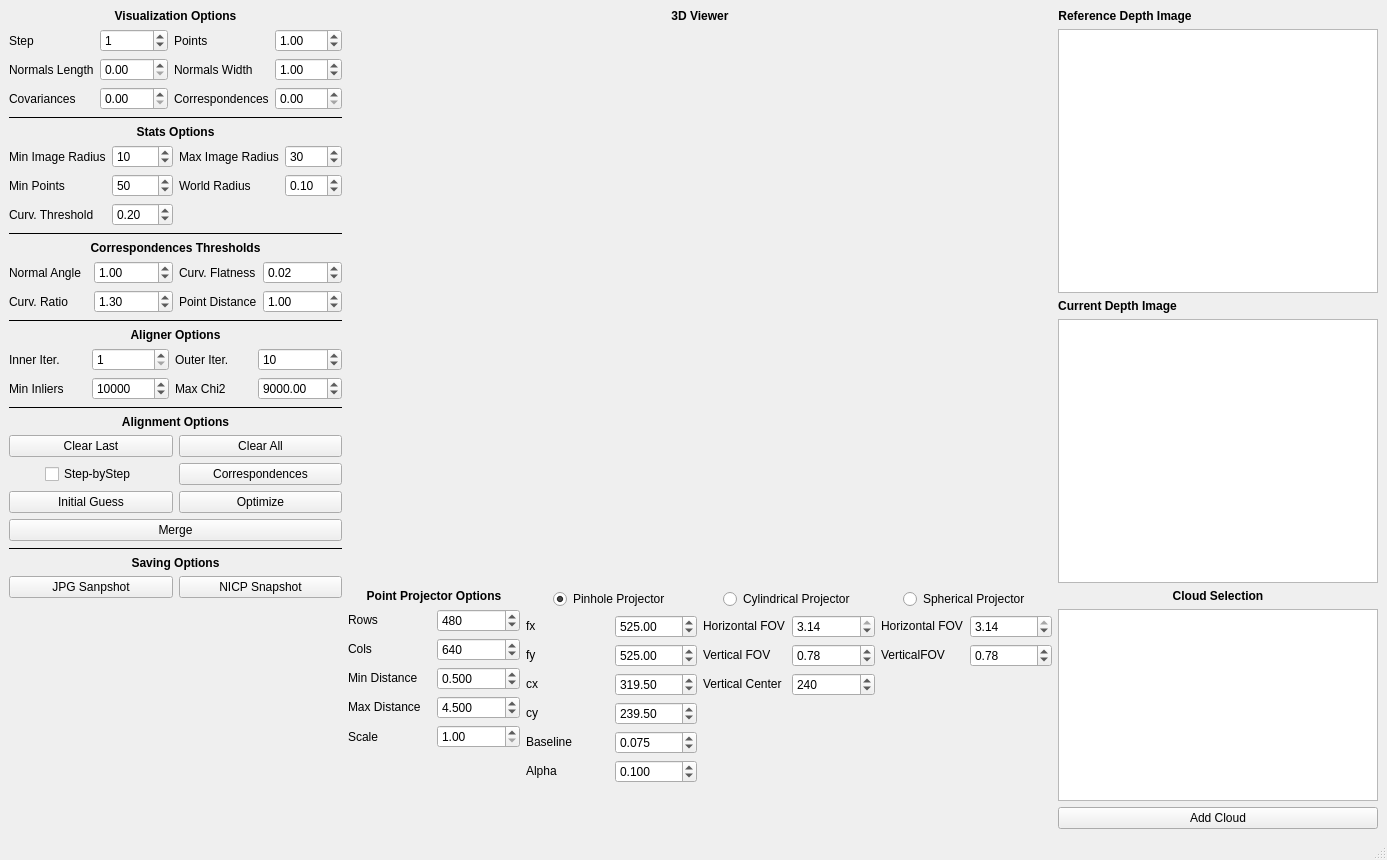
This is nicp/nicp_viewer/nicp_aligner_gui_ui_main_window.ui in yorsh87/nicp as Qt 5 draws it before an edit. The edited form follows.
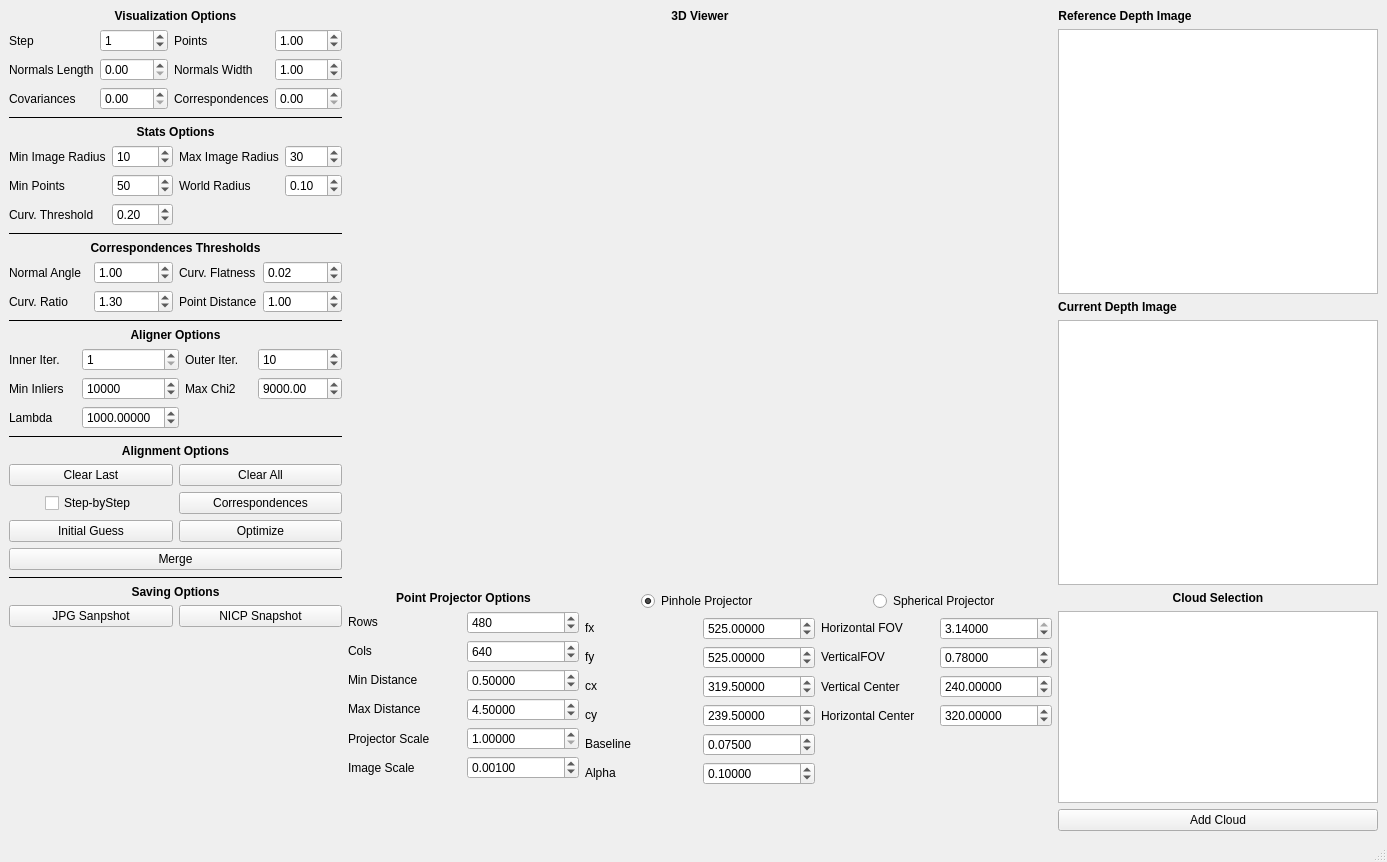
This is the edited form. Custom widgets are drawn as their Qt base class.

Commit message: Fixed issue in the Spherical Projector.

What changed in the file:
```diff
--- a/nicp/nicp_viewer/nicp_aligner_gui_ui_main_window.ui
+++ b/nicp/nicp_viewer/nicp_aligner_gui_ui_main_window.ui
@@ -7,7 +7,7 @@
     <x>0</x>
     <y>0</y>
     <width>1387</width>
-    <height>860</height>
+    <height>862</height>
    </rect>
   </property>
   <property name="windowTitle">
@@ -45,6 +45,9 @@
           </item>
           <item row="3" column="1">
            <widget class="QDoubleSpinBox" name="normals_length_doubleSpinBox">
+            <property name="decimals">
+             <number>2</number>
+            </property>
             <property name="maximum">
              <double>9.990000000000000</double>
             </property>
@@ -76,6 +79,9 @@
           </item>
           <item row="1" column="3">
            <widget class="QDoubleSpinBox" name="points_doubleSpinBox">
+            <property name="decimals">
+             <number>2</number>
+            </property>
             <property name="maximum">
              <double>9.990000000000000</double>
             </property>
@@ -105,6 +111,9 @@
           </item>
           <item row="5" column="3">
            <widget class="QDoubleSpinBox" name="correspondences_doubleSpinBox">
+            <property name="decimals">
+             <number>2</number>
+            </property>
             <property name="maximum">
              <double>9.990000000000000</double>
             </property>
@@ -129,6 +138,9 @@
           </item>
           <item row="5" column="1">
            <widget class="QDoubleSpinBox" name="covariances_doubleSpinBox">
+            <property name="decimals">
+             <number>2</number>
+            </property>
             <property name="maximum">
              <double>9.990000000000000</double>
             </property>
@@ -146,6 +158,9 @@
           </item>
           <item row="3" column="3">
            <widget class="QDoubleSpinBox" name="normals_width_doubleSpinBox">
+            <property name="decimals">
+             <number>2</number>
+            </property>
             <property name="maximum">
              <double>9.990000000000000</double>
             </property>
@@ -233,6 +248,9 @@
           </item>
           <item row="3" column="3">
            <widget class="QDoubleSpinBox" name="world_radius_doubleSpinBox">
+            <property name="decimals">
+             <number>2</number>
+            </property>
             <property name="minimum">
              <double>0.010000000000000</double>
             </property>
@@ -483,6 +501,9 @@
           </item>
           <item row="3" column="3">
            <widget class="QDoubleSpinBox" name="max_chi2_doubleSpinBox">
+            <property name="decimals">
+             <number>2</number>
+            </property>
             <property name="maximum">
              <double>999999.989999999990687</double>
             </property>
@@ -501,6 +522,26 @@
             </property>
            </widget>
           </item>
+          <item row="4" column="0">
+           <widget class="QLabel" name="lambda_label">
+            <property name="text">
+             <string>Lambda</string>
+            </property>
+           </widget>
+          </item>
+          <item row="4" column="1">
+           <widget class="QDoubleSpinBox" name="lambda_doubleSpinBox">
+            <property name="decimals">
+             <number>5</number>
+            </property>
+            <property name="maximum">
+             <double>99999.990000000005239</double>
+            </property>
+            <property name="value">
+             <double>1000.000000000000000</double>
+            </property>
+           </widget>
+          </item>
          </layout>
         </item>
         <item>
@@ -674,7 +715,7 @@
                  </widget>
                 </item>
                 <item>
-                 <widget class="QGLViewer" name="viewer">
+                 <widget class="QGLViewer" name="viewer" native="true">
                   <property name="sizePolicy">
                    <sizepolicy hsizetype="Expanding" vsizetype="Expanding">
                     <horstretch>0</horstretch>
@@ -809,6 +850,19 @@
             <property name="sizeConstraint">
              <enum>QLayout::SetDefaultConstraint</enum>
             </property>
+            <item row="2" column="0">
+             <widget class="QLabel" name="cols_label">
+              <property name="sizePolicy">
+               <sizepolicy hsizetype="Preferred" vsizetype="Fixed">
+                <horstretch>0</horstretch>
+                <verstretch>0</verstretch>
+               </sizepolicy>
+              </property>
+              <property name="text">
+               <string>Cols</string>
+              </property>
+             </widget>
+            </item>
             <item row="4" column="0">
              <widget class="QLabel" name="max_distance_label">
               <property name="sizePolicy">
@@ -835,19 +889,6 @@
               </property>
              </widget>
             </item>
-            <item row="2" column="0">
-             <widget class="QLabel" name="cols_label">
-              <property name="sizePolicy">
-               <sizepolicy hsizetype="Preferred" vsizetype="Fixed">
-                <horstretch>0</horstretch>
-                <verstretch>0</verstretch>
-               </sizepolicy>
-              </property>
-              <property name="text">
-               <string>Cols</string>
-              </property>
-             </widget>
-            </item>
             <item row="1" column="0">
              <widget class="QLabel" name="rows_label">
               <property name="sizePolicy">
@@ -864,7 +905,7 @@
             <item row="4" column="1">
              <widget class="QDoubleSpinBox" name="max_distance_doubleSpinBox">
               <property name="decimals">
-               <number>3</number>
+               <number>5</number>
               </property>
               <property name="maximum">
                <double>999.990000000000009</double>
@@ -877,6 +918,19 @@
               </property>
              </widget>
             </item>
+            <item row="7" column="0">
+             <spacer name="verticalSpacer_8">
+              <property name="orientation">
+               <enum>Qt::Vertical</enum>
+              </property>
+              <property name="sizeHint" stdset="0">
+               <size>
+                <width>20</width>
+                <height>40</height>
+               </size>
+              </property>
+             </spacer>
+            </item>
             <item row="2" column="1">
              <widget class="QSpinBox" name="cols_spinBox">
               <property name="minimum">
@@ -890,23 +944,10 @@
               </property>
              </widget>
             </item>
-            <item row="6" column="0">
-             <spacer name="verticalSpacer_8">
-              <property name="orientation">
-               <enum>Qt::Vertical</enum>
-              </property>
-              <property name="sizeHint" stdset="0">
-               <size>
-                <width>20</width>
-                <height>40</height>
-               </size>
-              </property>
-             </spacer>
-            </item>
             <item row="3" column="1">
              <widget class="QDoubleSpinBox" name="min_distance_doubleSpinBox">
               <property name="decimals">
-               <number>3</number>
+               <number>5</number>
               </property>
               <property name="maximum">
                <double>999.990000000000009</double>
@@ -941,7 +982,7 @@
               </property>
              </widget>
             </item>
-            <item row="6" column="1">
+            <item row="7" column="1">
              <spacer name="verticalSpacer_6">
               <property name="orientation">
                <enum>Qt::Vertical</enum>
@@ -970,12 +1011,15 @@
             <item row="5" column="0">
              <widget class="QLabel" name="scale_label">
               <property name="text">
-               <string>Scale</string>
+               <string>Projector Scale</string>
               </property>
              </widget>
             </item>
             <item row="5" column="1">
              <widget class="QDoubleSpinBox" name="scale_doubleSpinBox">
+              <property name="decimals">
+               <number>5</number>
+              </property>
               <property name="minimum">
                <double>1.000000000000000</double>
               </property>
@@ -990,12 +1034,38 @@
               </property>
              </widget>
             </item>
+            <item row="6" column="0">
+             <widget class="QLabel" name="image_scale_label">
+              <property name="text">
+               <string>Image Scale</string>
+              </property>
+             </widget>
+            </item>
+            <item row="6" column="1">
+             <widget class="QDoubleSpinBox" name="image_scale_doubleSpinBox">
+              <property name="decimals">
+               <number>5</number>
+              </property>
+              <property name="minimum">
+               <double>0.000000000000000</double>
+              </property>
+              <property name="maximum">
+               <double>99999.990000000005239</double>
+              </property>
+              <property name="value">
+               <double>0.001000000000000</double>
+              </property>
+             </widget>
+            </item>
            </layout>
           </item>
           <item>
            <layout class="QGridLayout" name="pinhole_gridLayout">
             <item row="3" column="1">
              <widget class="QDoubleSpinBox" name="cx_doubleSpinBox">
+              <property name="decimals">
+               <number>5</number>
+              </property>
               <property name="minimum">
                <double>0.010000000000000</double>
               </property>
@@ -1012,6 +1082,9 @@
             </item>
             <item row="2" column="1">
              <widget class="QDoubleSpinBox" name="fy_doubleSpinBox">
+              <property name="decimals">
+               <number>5</number>
+              </property>
               <property name="minimum">
                <double>0.010000000000000</double>
               </property>
@@ -1028,6 +1101,9 @@
             </item>
             <item row="1" column="1">
              <widget class="QDoubleSpinBox" name="fx_doubleSpinBox">
+              <property name="decimals">
+               <number>5</number>
+              </property>
               <property name="minimum">
                <double>0.010000000000000</double>
               </property>
@@ -1083,6 +1159,9 @@
             </item>
             <item row="4" column="1">
              <widget class="QDoubleSpinBox" name="cy_doubleSpinBox">
+              <property name="decimals">
+               <number>5</number>
+              </property>
               <property name="minimum">
                <double>0.010000000000000</double>
               </property>
@@ -1100,7 +1179,7 @@
             <item row="5" column="1">
              <widget class="QDoubleSpinBox" name="baseline_doubleSpinBox">
               <property name="decimals">
-               <number>3</number>
+               <number>5</number>
               </property>
               <property name="minimum">
                <double>0.001000000000000</double>
@@ -1158,7 +1237,7 @@
             <item row="6" column="1">
              <widget class="QDoubleSpinBox" name="alpha_doubleSpinBox">
               <property name="decimals">
-               <number>3</number>
+               <number>5</number>
               </property>
               <property name="minimum">
                <double>0.001000000000000</double>
@@ -1215,147 +1294,27 @@
             </item>
            </layout>
           </item>
-          <item>
-           <layout class="QGridLayout" name="cylindrical_gridLayout">
-            <item row="1" column="0">
-             <widget class="QLabel" name="cyl_horizontal_fov_label">
-              <property name="sizePolicy">
-               <sizepolicy hsizetype="Preferred" vsizetype="Fixed">
-                <horstretch>0</horstretch>
-                <verstretch>0</verstretch>
-               </sizepolicy>
-              </property>
-              <property name="text">
-               <string>Horizontal FOV</string>
-              </property>
-             </widget>
-            </item>
-            <item row="1" column="1">
-             <widget class="QDoubleSpinBox" name="cyl_horizontal_fov_doubleSpinBox">
-              <property name="sizePolicy">
-               <sizepolicy hsizetype="Preferred" vsizetype="Fixed">
-                <horstretch>0</horstretch>
-                <verstretch>0</verstretch>
-               </sizepolicy>
-              </property>
-              <property name="minimum">
-               <double>0.010000000000000</double>
-              </property>
-              <property name="maximum">
-               <double>3.140000000000000</double>
-              </property>
-              <property name="singleStep">
-               <double>0.010000000000000</double>
-              </property>
-              <property name="value">
-               <double>3.140000000000000</double>
-              </property>
-             </widget>
-            </item>
-            <item row="2" column="1">
-             <widget class="QDoubleSpinBox" name="cyl_vertical_fov_doubleSpinBox">
-              <property name="sizePolicy">
-               <sizepolicy hsizetype="Preferred" vsizetype="Fixed">
-                <horstretch>0</horstretch>
-                <verstretch>0</verstretch>
-               </sizepolicy>
-              </property>
-              <property name="minimum">
-               <double>0.010000000000000</double>
-              </property>
-              <property name="maximum">
-               <double>1.570000000000000</double>
-              </property>
-              <property name="singleStep">
-               <double>0.010000000000000</double>
-              </property>
-              <property name="value">
-               <double>0.780000000000000</double>
-              </property>
-             </widget>
-            </item>
-            <item row="0" column="0" colspan="2" alignment="Qt::AlignHCenter">
-             <widget class="QRadioButton" name="cylindrical_projector_radioButton">
-              <property name="sizePolicy">
-               <sizepolicy hsizetype="Preferred" vsizetype="Fixed">
-                <horstretch>0</horstretch>
-                <verstretch>0</verstretch>
-               </sizepolicy>
-              </property>
-              <property name="text">
-               <string>Cylindrical Projector</string>
-              </property>
-             </widget>
-            </item>
-            <item row="3" column="0">
-             <widget class="QLabel" name="vertical_center_label">
-              <property name="sizePolicy">
-               <sizepolicy hsizetype="Preferred" vsizetype="Fixed">
-                <horstretch>0</horstretch>
-                <verstretch>0</verstretch>
-               </sizepolicy>
-              </property>
-              <property name="text">
-               <string>Vertical Center</string>
-              </property>
-             </widget>
-            </item>
-            <item row="3" column="1">
-             <widget class="QSpinBox" name="vertical_center_spinBox">
-              <property name="minimum">
-               <number>1</number>
-              </property>
-              <property name="maximum">
-               <number>9999</number>
-              </property>
-              <property name="value">
-               <number>240</number>
-              </property>
-             </widget>
-            </item>
-            <item row="2" column="0">
-             <widget class="QLabel" name="cyl_vertical_fov_label">
-              <property name="sizePolicy">
-               <sizepolicy hsizetype="Preferred" vsizetype="Fixed">
-                <horstretch>0</horstretch>
-                <verstretch>0</verstretch>
-               </sizepolicy>
-              </property>
-              <property name="text">
-               <string>Vertical FOV</string>
-              </property>
-             </widget>
-            </item>
-            <item row="4" column="1">
-             <spacer name="verticalSpacer_9">
-              <property name="orientation">
-               <enum>Qt::Vertical</enum>
-              </property>
-              <property name="sizeHint" stdset="0">
-               <size>
-                <width>20</width>
-                <height>40</height>
-               </size>
-              </property>
-             </spacer>
-            </item>
-            <item row="4" column="0">
-             <spacer name="verticalSpacer_5">
-              <property name="orientation">
-               <enum>Qt::Vertical</enum>
-              </property>
-              <property name="sizeHint" stdset="0">
-               <size>
-                <width>20</width>
-                <height>40</height>
-               </size>
-              </property>
-             </spacer>
-            </item>
-           </layout>
-          </item>
           <item>
            <layout class="QGridLayout" name="spherical_gridLayout">
+            <item row="1" column="1">
+             <widget class="QDoubleSpinBox" name="sph_horizontal_fov_doubleSpinBox">
+              <property name="decimals">
+               <number>5</number>
+              </property>
+              <property name="minimum">
+               <double>0.010000000000000</double>
+              </property>
+              <property name="maximum">
+               <double>3.140000000000000</double>
+              </property>
+              <property name="singleStep">
+               <double>0.010000000000000</double>
+              </property>
+              <property name="value">
+               <double>3.140000000000000</double>
+              </property>
+             </widget>
+            </item>
             <item row="1" column="0">
              <widget class="QLabel" name="sph_horizontal_fov_label">
               <property name="sizePolicy">
@@ -1384,6 +1343,9 @@
             </item>
             <item row="2" column="1">
              <widget class="QDoubleSpinBox" name="sph_vertical_fov_doubleSpinBox">
+              <property name="decimals">
+               <number>5</number>
+              </property>
               <property name="minimum">
                <double>0.010000000000000</double>
               </property>
@@ -1398,22 +1360,6 @@
               </property>
              </widget>
             </item>
-            <item row="1" column="1">
-             <widget class="QDoubleSpinBox" name="sph_horizontal_fov_doubleSpinBox">
-              <property name="minimum">
-               <double>0.010000000000000</double>
-              </property>
-              <property name="maximum">
-               <double>3.140000000000000</double>
-              </property>
-              <property name="singleStep">
-               <double>0.010000000000000</double>
-              </property>
-              <property name="value">
-               <double>3.140000000000000</double>
-              </property>
-             </widget>
-            </item>
             <item row="0" column="0" colspan="2" alignment="Qt::AlignHCenter">
              <widget class="QRadioButton" name="spherical_projector_radioButton">
               <property name="text">
@@ -1421,7 +1367,7 @@
               </property>
              </widget>
             </item>
-            <item row="3" column="1">
+            <item row="5" column="1">
              <spacer name="verticalSpacer_10">
               <property name="orientation">
                <enum>Qt::Vertical</enum>
@@ -1434,7 +1380,7 @@
               </property>
              </spacer>
             </item>
-            <item row="3" column="0">
+            <item row="5" column="0">
              <spacer name="verticalSpacer_7">
               <property name="orientation">
                <enum>Qt::Vertical</enum>
@@ -1447,6 +1393,46 @@
               </property>
              </spacer>
             </item>
+            <item row="3" column="0">
+             <widget class="QLabel" name="sph_vertical_center_label">
+              <property name="text">
+               <string>Vertical Center</string>
+              </property>
+             </widget>
+            </item>
+            <item row="4" column="0">
+             <widget class="QLabel" name="sph_horizontal_center_label">
+              <property name="text">
+               <string>Horizontal Center</string>
+              </property>
+             </widget>
+            </item>
+            <item row="3" column="1">
+             <widget class="QDoubleSpinBox" name="sph_vertical_center_doubleSpinBox">
+              <property name="decimals">
+               <number>5</number>
+              </property>
+              <property name="maximum">
+               <double>9999.989999999999782</double>
+              </property>
+              <property name="value">
+               <double>240.000000000000000</double>
+              </property>
+             </widget>
+            </item>
+            <item row="4" column="1">
+             <widget class="QDoubleSpinBox" name="sph_horizontal_center_doubleSpinBox">
+              <property name="decimals">
+               <number>5</number>
+              </property>
+              <property name="maximum">
+               <double>9999.989999999999782</double>
+              </property>
+              <property name="value">
+               <double>320.000000000000000</double>
+              </property>
+             </widget>
+            </item>
            </layout>
           </item>
           <item>
@@ -1518,7 +1504,7 @@
      <x>0</x>
      <y>0</y>
      <width>1387</width>
-     <height>25</height>
+     <height>27</height>
     </rect>
    </property>
   </widget>
```
Left out of the diff: 48 changed lines with no effect on the pictures. The commit also changes 12 other files.
